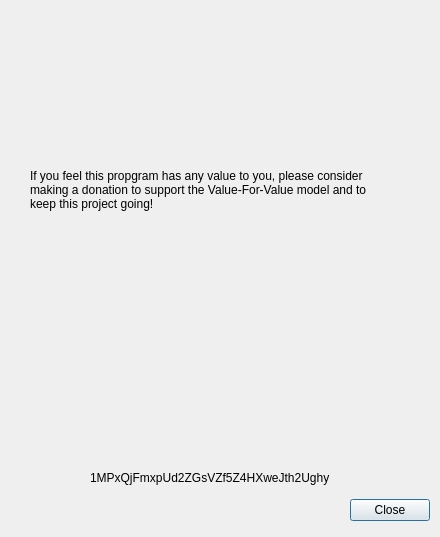
Above: donatewindow.ui from ryco117/CryptoChatUI before the change. Below: the same form after it.
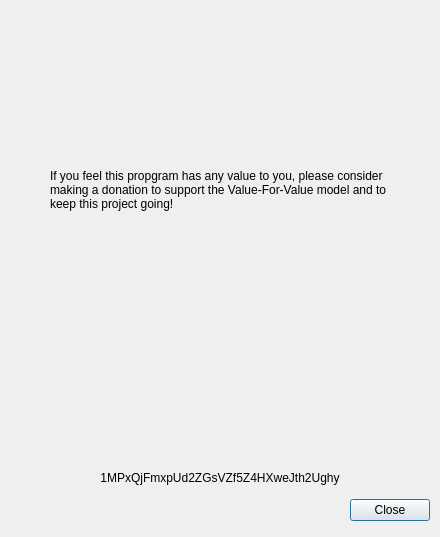
That is the form after the change. Icons and pictures are not drawn.

```diff
--- a/donatewindow.ui
+++ b/donatewindow.ui
@@ -50,9 +50,9 @@
   <widget class="QLabel" name="DonateLabel">
    <property name="geometry">
     <rect>
-     <x>30</x>
+     <x>50</x>
      <y>165</y>
-     <width>380</width>
+     <width>340</width>
      <height>50</height>
     </rect>
    </property>
@@ -60,7 +60,16 @@
     <cursorShape>IBeamCursor</cursorShape>
    </property>
    <property name="text">
-    <string>&lt;html&gt;&lt;head/&gt;&lt;body&gt;&lt;p&gt;If you feel this propgram has any value to you, please consider&lt;br/&gt;making a donation to support the Value-For-Value model and to&lt;br/&gt;keep this project going!&lt;/p&gt;&lt;/body&gt;&lt;/html&gt;</string>
+    <string>&lt;html&gt;&lt;head/&gt;&lt;body&gt;&lt;p&gt;If you feel this propgram has any value to you, please consider making a donation to support the Value-For-Value model and to keep this project going!&lt;/p&gt;&lt;/body&gt;&lt;/html&gt;</string>
+   </property>
+   <property name="textFormat">
+    <enum>Qt::RichText</enum>
+   </property>
+   <property name="alignment">
+    <set>Qt::AlignLeading|Qt::AlignLeft|Qt::AlignVCenter</set>
+   </property>
+   <property name="wordWrap">
+    <bool>true</bool>
    </property>
    <property name="textInteractionFlags">
     <set>Qt::LinksAccessibleByMouse|Qt::TextSelectableByMouse</set>
@@ -101,9 +110,9 @@
   <widget class="QLabel" name="MyBTCAddr">
    <property name="geometry">
     <rect>
-     <x>90</x>
+     <x>80</x>
      <y>470</y>
-     <width>260</width>
+     <width>280</width>
      <height>16</height>
     </rect>
    </property>
@@ -119,6 +128,9 @@
    <property name="text">
     <string>1MPxQjFmxpUd2ZGsVZf5Z4HXweJth2Ughy</string>
    </property>
+   <property name="alignment">
+    <set>Qt::AlignCenter</set>
+   </property>
    <property name="textInteractionFlags">
     <set>Qt::LinksAccessibleByMouse|Qt::TextSelectableByMouse</set>
    </property>
```
